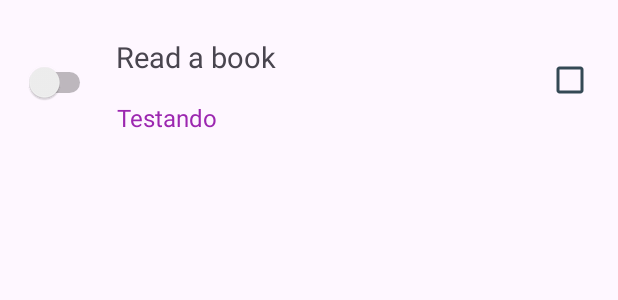
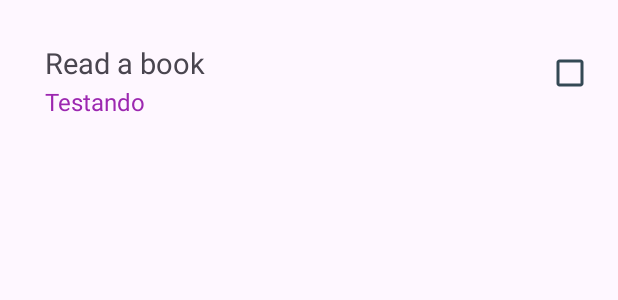
Before and after one commit to DanieleStein/MundoMobile, an Android app: the layout habit_item.xml on its own in the app's theme, with its tools: preview values and no code run, on a phone screen of 412 x 824 dp. Shown: the top 300 px of the screen. Run offline under Robolectric (Android 15) with nearby library versions, the phone set to English and light mode, and no system bars.

Commit message:
Alterando o layoutem XML do app

```diff
--- a/app/src/main/res/layout/habit_item.xml
+++ b/app/src/main/res/layout/habit_item.xml
@@ -7,43 +7,32 @@
   android:paddingTop="15dp"
   android:paddingBottom="15dp">
 
-  <Switch
-    android:id="@+id/imageView"
-    android:layout_width="48dp"
-    android:layout_height="48dp"
-    android:layout_marginStart="16dp"
-    app:layout_constraintBottom_toBottomOf="parent"
-    app:layout_constraintStart_toStartOf="parent"
-    app:layout_constraintTop_toTopOf="parent"
-    app:layout_constraintVertical_bias="0.537" />
-
   <TextView
     android:id="@+id/titleTextView"
-    android:layout_width="189dp"
-    android:layout_height="27dp"
+    android:layout_width="234dp"
+    android:layout_height="28dp"
     android:layout_marginStart="30dp"
     android:layout_marginEnd="8dp"
     android:textSize="19dp"
     app:layout_constraintBottom_toBottomOf="parent"
     app:layout_constraintEnd_toStartOf="@+id/completeCheckBox"
-    app:layout_constraintHorizontal_bias="0.369"
+    app:layout_constraintHorizontal_bias="0.0"
     app:layout_constraintStart_toStartOf="parent"
     app:layout_constraintTop_toTopOf="parent"
-    app:layout_constraintVertical_bias="0.192"
+    app:layout_constraintVertical_bias="0.348"
     tools:text="Read a book" />
 
   <TextView
     android:id="@+id/subtitle"
-    android:layout_width="189dp"
-    android:layout_height="39dp"
-    android:layout_marginEnd="20dp"
-    android:paddingTop="15dp"
+    android:layout_width="253dp"
+    android:layout_height="25dp"
+    android:layout_marginStart="30dp"
     android:text="Testando"
     android:textColor="@color/fucsia"
     android:textSize="16dp"
     app:layout_constraintBottom_toBottomOf="parent"
     app:layout_constraintEnd_toStartOf="@+id/completeCheckBox"
-    app:layout_constraintHorizontal_bias="0.534"
+    app:layout_constraintHorizontal_bias="0.0"
     app:layout_constraintStart_toStartOf="parent"
     app:layout_constraintTop_toBottomOf="@+id/titleTextView"
     app:layout_constraintVertical_bias="0.0" />
```
